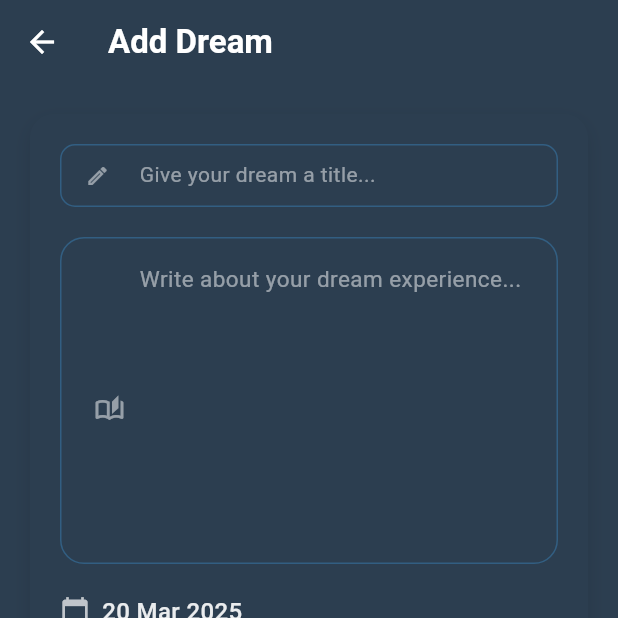
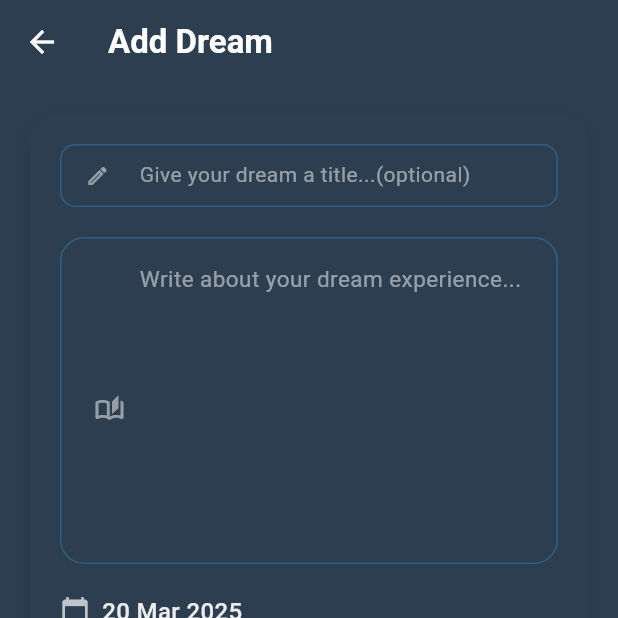
Before and after one commit to Syamgith/ai-dream-journal-frontend, a Flutter app: the AddDreamPage screen opened by its route, on a phone screen of 412 x 824 dp, the top half of it. Run offline on Flutter 3.47's test engine with Material 3 defaults, Android fonts, the phone set to English and light mode, and no system bars; our stand-ins replace flutter_dotenv, flutter_riverpod, flutter_secure_storage, google_sign_in; accounts and stored records are empty; network calls fail.

Commit message:
modified save dream and edit dream flow

```diff
--- a/dream_journal_app/lib/features/dreams/presentation/pages/add_dream_page.dart
+++ b/dream_journal_app/lib/features/dreams/presentation/pages/add_dream_page.dart
@@ -104,7 +104,7 @@ class _AddDreamPageState extends ConsumerState<AddDreamPage> {
                         ),
                         decoration: InputDecoration(
                           labelText: null,
-                          hintText: 'Give your dream a title...',
+                          hintText: 'Give your dream a title...(optional)',
                           alignLabelWithHint: true,
                           floatingLabelBehavior: FloatingLabelBehavior.never,
                           counterText: '',
@@ -192,6 +192,49 @@ class _AddDreamPageState extends ConsumerState<AddDreamPage> {
                             fontWeight: FontWeight.w500,
                           ),
                         ),
+                        if (widget.dream != null) const Spacer(),
+                        if (widget.dream != null)
+                          Container(
+                            height: 36,
+                            decoration: BoxDecoration(
+                              gradient: const LinearGradient(
+                                colors: [
+                                  AppColors.primaryBlue,
+                                  AppColors.lightBlue,
+                                ],
+                                begin: Alignment.topLeft,
+                                end: Alignment.bottomRight,
+                              ),
+                              borderRadius: BorderRadius.circular(18),
+                              boxShadow: [
+                                BoxShadow(
+                                  color: AppColors.primaryBlue.withAlpha(60),
+                                  blurRadius: 8,
+                                  offset: const Offset(0, 4),
+                                ),
+                              ],
+                            ),
+                            child: ElevatedButton(
+                              onPressed: _saveDream,
+                              style: ElevatedButton.styleFrom(
+                                backgroundColor: Colors.transparent,
+                                shadowColor: Colors.transparent,
+                                shape: RoundedRectangleBorder(
+                                  borderRadius: BorderRadius.circular(18),
+                                ),
+                                padding:
+                                    const EdgeInsets.symmetric(horizontal: 16),
+                              ),
+                              child: const Text(
+                                'Update Dream',
+                                style: TextStyle(
+                                  color: AppColors.white,
+                                  fontSize: 14,
+                                  fontWeight: FontWeight.w600,
+                                ),
+                              ),
+                            ),
+                          ),
                       ],
                     ),
                   ],
@@ -243,6 +286,7 @@ class _AddDreamPageState extends ConsumerState<AddDreamPage> {
                   ),
                 ),
               const SizedBox(height: 24),
+              if (widget.dream == null)
                 Center(
                   child: Container(
                     height: 56,
@@ -267,7 +311,9 @@ class _AddDreamPageState extends ConsumerState<AddDreamPage> {
                       ],
                     ),
                     child: ElevatedButton(
-                    onPressed: _saveDream,
+                      onPressed: _interpretation != null
+                          ? _navigateToHome
+                          : _saveDream,
                       style: ElevatedButton.styleFrom(
                         backgroundColor: Colors.transparent,
                         shadowColor: Colors.transparent,
@@ -276,13 +322,25 @@ class _AddDreamPageState extends ConsumerState<AddDreamPage> {
                         ),
                         padding: const EdgeInsets.symmetric(horizontal: 24),
                       ),
-                    child: Text(
-                      widget.dream != null ? 'Update Dream' : 'Save Dream',
+                      child: Row(
+                        mainAxisAlignment: MainAxisAlignment.center,
+                        children: [
+                          if (_interpretation != null)
+                            const Icon(
+                              Icons.home,
+                              color: AppColors.white,
+                              size: 20,
+                            ),
+                          if (_interpretation != null) const SizedBox(width: 8),
+                          Text(
+                            _interpretation != null ? 'Home' : 'Save Dream',
                             style: const TextStyle(
                               color: AppColors.white,
                               fontSize: 18,
                               fontWeight: FontWeight.w600,
                             ),
+                          ),
+                        ],
                       ),
                     ),
                   ),
@@ -292,6 +350,10 @@ class _AddDreamPageState extends ConsumerState<AddDreamPage> {
         ),
       ),
     );
+  }
+
+  void _navigateToHome() {
+    Navigator.pop(context);
   }
 
   void _saveDream() async {
```
Lines whose indentation alone changed are shown as unchanged.
